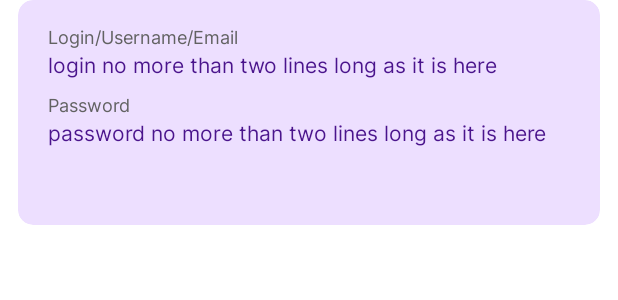
After one commit to wilkison-silva/password-keeper, an Android app: the layout partial_card_back.xml on its own in the app's theme, with its tools: preview values and no code run, on a phone screen of 412 x 824 dp. The commit adds this screen. Shown: the top 300 px of the screen. Run offline under Robolectric (Android 15) with nearby library versions, the phone set to English and light mode, and no system bars.

Commit message:
feat: criando dialog para visualizar card

```diff
--- a/app/src/main/java/br/com/passwordkeeper/presentation/features/list_cards/ListCardsAdapter.kt
+++ b/app/src/main/java/br/com/passwordkeeper/presentation/features/list_cards/ListCardsAdapter.kt
@@ -48,6 +48,10 @@ class ListCardsAdapter(
             binding.textViewAllCategoriesTextType.text = context.getString(cardView.category)
             binding.textViewAllCategoriesDate.text = cardView.dateAsString
             binding.imageViewAllCategoriesIconHeart.setImageResource(cardView.iconHeart)
+
+            binding.constraintListCardItem.setOnClickListener{
+                onClickItem(cardView)
+            }
         }
 
     }
--- a/app/src/main/java/br/com/passwordkeeper/presentation/features/list_cards/ListCardsFragment.kt
+++ b/app/src/main/java/br/com/passwordkeeper/presentation/features/list_cards/ListCardsFragment.kt
@@ -10,8 +10,9 @@ import androidx.lifecycle.lifecycleScope
 import androidx.navigation.fragment.findNavController
 import androidx.navigation.fragment.navArgs
 import br.com.passwordkeeper.R
+import br.com.passwordkeeper.commons.FiltersListCard
 import br.com.passwordkeeper.databinding.FragmentListCardsBinding
-import br.com.passwordkeeper.commons.FiltersListCard
+import br.com.passwordkeeper.extensions.visualizeCardDialog
 import br.com.passwordkeeper.presentation.features.CurrentUserState
 import br.com.passwordkeeper.presentation.features.MainViewModel
 import br.com.passwordkeeper.presentation.features.list_cards.states.GetCardsState
@@ -115,7 +116,7 @@ class ListCardsFragment : Fragment(R.layout.fragment_list_cards) {
     private fun setupListCardsRecyclerView() {
         binding.recyclerViewListCards.adapter = listCardsAdapter
         listCardsAdapter.onClickItem = {
-
+            visualizeCardDialog(requireContext(), it)
         }
     }
 
--- a/app/src/main/res/layout/item_list_cards.xml
+++ b/app/src/main/res/layout/item_list_cards.xml
@@ -12,6 +12,7 @@
     app:cardElevation="5dp">
 
     <androidx.constraintlayout.widget.ConstraintLayout
+        android:id="@+id/constraintListCardItem"
         android:layout_width="match_parent"
         android:layout_height="match_parent"
         android:background="?attr/selectableItemBackgroundBorderless"
--- /dev/null
+++ b/app/src/main/res/layout/partial_card_back.xml
@@ -0,0 +1,85 @@
+<?xml version="1.0" encoding="utf-8"?>
+<androidx.constraintlayout.widget.ConstraintLayout xmlns:android="http://schemas.android.com/apk/res/android"
+    android:layout_width="match_parent"
+    android:layout_height="match_parent"
+    xmlns:tools="http://schemas.android.com/tools"
+    xmlns:app="http://schemas.android.com/apk/res-auto">
+
+    <androidx.cardview.widget.CardView
+        android:id="@+id/cardViewBack"
+        android:layout_width="0dp"
+        android:layout_height="150dp"
+        android:layout_marginStart="12dp"
+        android:layout_marginEnd="12dp"
+        app:cardBackgroundColor="@color/purple_dialog"
+        app:cardCornerRadius="10dp"
+        app:layout_constraintEnd_toEndOf="parent"
+        app:layout_constraintStart_toStartOf="parent"
+        app:layout_constraintTop_toTopOf="parent">
+
+        <androidx.constraintlayout.widget.ConstraintLayout
+            android:id="@+id/constraintCardViewBack"
+            android:layout_width="match_parent"
+            android:layout_height="match_parent">
+
+            <TextView
+                android:id="@+id/textViewLoginUsernameEmail"
+                android:layout_width="match_parent"
+                android:layout_height="wrap_content"
+                android:layout_marginStart="20dp"
+                android:fontFamily="@font/inter_regular"
+                android:layout_marginTop="16sp"
+                android:textColor="@color/gray_date"
+                android:textSize="12sp"
+                android:text="@string/login_username_email"
+                app:layout_constraintStart_toStartOf="parent"
+                app:layout_constraintEnd_toEndOf="parent"
+                app:layout_constraintTop_toTopOf="parent"/>
+
+            <TextView
+                android:id="@+id/textViewLoginValue"
+                android:layout_width="0dp"
+                android:layout_height="wrap_content"
+                android:layout_marginStart="20dp"
+                android:fontFamily="@font/inter_regular"
+                tools:text="@string/login_max_lines"
+                android:textSize="14sp"
+                android:textColor="@color/purple"
+                app:layout_constraintStart_toStartOf="parent"
+                app:layout_constraintEnd_toEndOf="parent"
+                app:layout_constraintTop_toBottomOf="@+id/textViewLoginUsernameEmail"/>
+
+            <TextView
+                android:id="@+id/textViewPassword"
+                android:layout_width="0dp"
+                android:layout_height="wrap_content"
+                android:layout_marginStart="20dp"
+                android:layout_marginTop="8dp"
+                android:fontFamily="@font/inter_regular"
+                android:textColor="@color/gray_date"
+                android:textSize="12sp"
+                android:text="@string/password"
+                app:layout_constraintStart_toStartOf="parent"
+                app:layout_constraintEnd_toEndOf="parent"
+                app:layout_constraintTop_toBottomOf="@id/textViewLoginValue"
+                />
+
+            <TextView
+                android:id="@+id/textViewPasswordValue"
+                android:layout_width="0dp"
+                android:layout_height="wrap_content"
+                android:layout_marginStart="20dp"
+                android:fontFamily="@font/inter_regular"
+                android:text="@string/password_max_lines"
+                android:textSize="14sp"
+                android:textColor="@color/purple"
+                app:layout_constraintStart_toStartOf="parent"
+                app:layout_constraintEnd_toEndOf="parent"
+                app:layout_constraintTop_toBottomOf="@id/textViewPassword"
+                />
+
+        </androidx.constraintlayout.widget.ConstraintLayout>
+
+    </androidx.cardview.widget.CardView>
+
+</androidx.constraintlayout.widget.ConstraintLayout>
--- a/app/src/main/res/values/strings.xml
+++ b/app/src/main/res/values/strings.xml
@@ -88,4 +88,9 @@
     <string name="sort_by">Sort by:</string>
     <string name="date">Date</string>
     <string name="edit">Edit</string>
+    <string name="login_max_lines">login no more than two lines long as it is here</string>
+    <string name="password_max_lines">password no more than two lines long as it is here</string>
+    <string name="delete">Delete</string>
+    <string name="login_username_email">Login/Username/Email</string>
+
 </resources>
```
Also changed, not shown: app/src/main/java/br/com/passwordkeeper/extensions/FragmentExtensions.kt (+64 -14 lines), app/src/main/res/animator/back_animator.xml (added, +24 -0 lines), app/src/main/res/animator/front_animator.xml (added, +16 -0 lines), app/src/main/res/layout/dialog_view_image.xml (+22 -56 lines), app/src/main/res/layout/partial_card_front.xml (added, +83 -0 lines), 1 other file.
